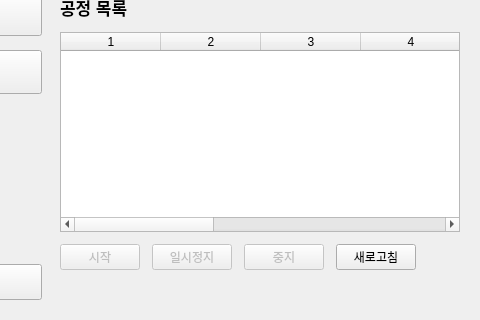
Before: the Qt Designer form soy-pc/ui/worker_screen.ui in addinedu-physicalai-1st/iot-repo-3, drawn with Qt 5; both pictures show x 160 to 640 and y 140 to 460 of the 640 by 460 pixel window.
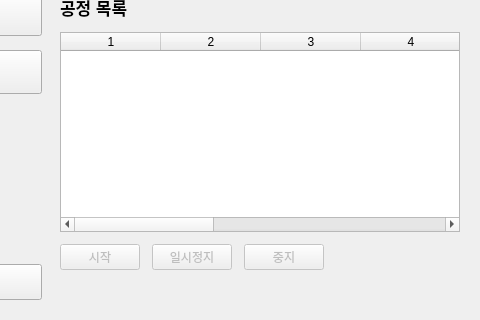
After: the same form once the commit is applied. The open tabs and pages were chosen to show the change.

```diff
--- a/soy-pc/ui/worker_screen.ui
+++ b/soy-pc/ui/worker_screen.ui
@@ -572,13 +572,6 @@
            </property>
           </widget>
          </item>
-         <item>
-          <widget class="QPushButton" name="classifyRefreshButton">
-           <property name="text">
-            <string>새로고침</string>
-           </property>
-          </widget>
-         </item>
          <item>
           <spacer name="horizontalSpacer_classify">
            <property name="orientation">
```
